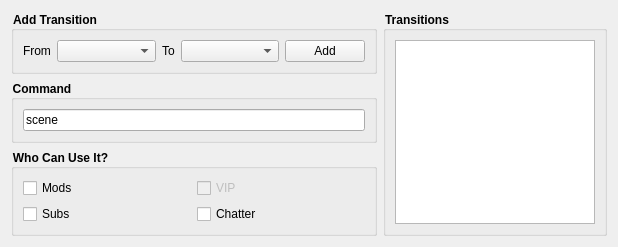
First picture: the form in components/scene_changer.ui, repository edoren/EdoBot, before the edit.
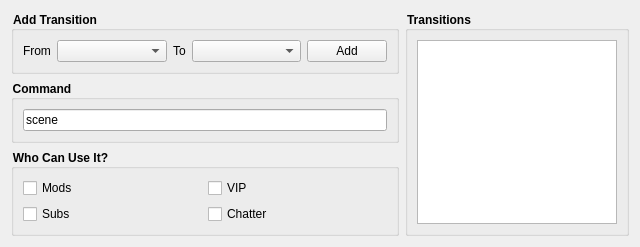
Second picture: the form after the edit.

The edit to the form file:
```diff
--- a/components/scene_changer.ui
+++ b/components/scene_changer.ui
@@ -6,8 +6,8 @@
    <rect>
     <x>0</x>
     <y>0</y>
-    <width>618</width>
-    <height>222</height>
+    <width>640</width>
+    <height>240</height>
    </rect>
   </property>
   <property name="windowTitle">
@@ -124,9 +124,6 @@
           </item>
           <item row="0" column="1">
            <widget class="QCheckBox" name="vip_check_box">
-            <property name="enabled">
-             <bool>false</bool>
-            </property>
             <property name="text">
              <string>VIP</string>
             </property>
```
